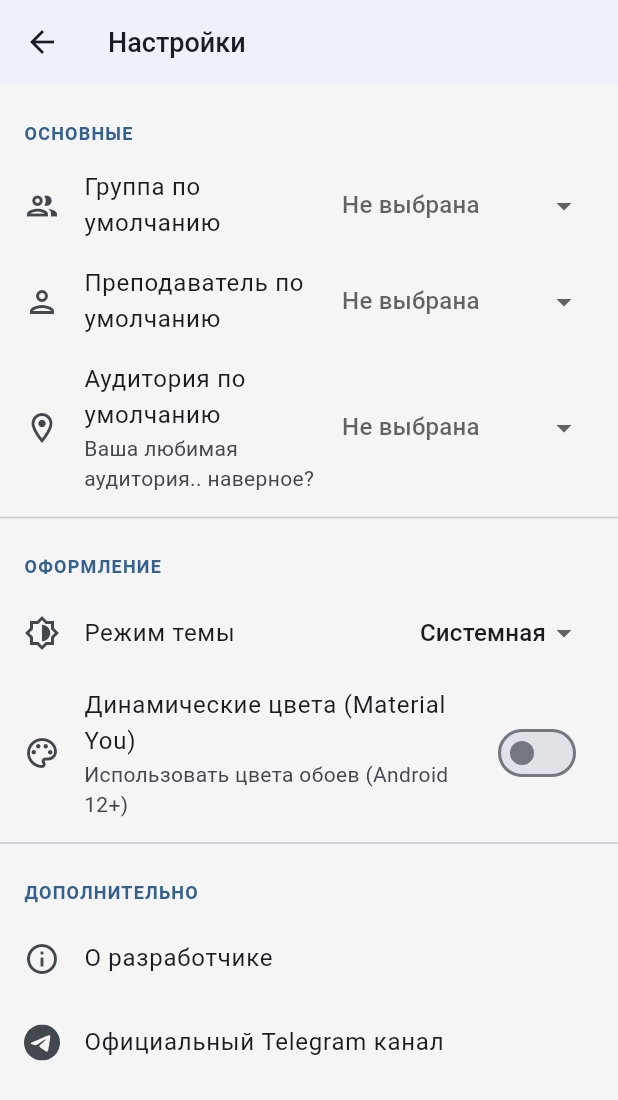
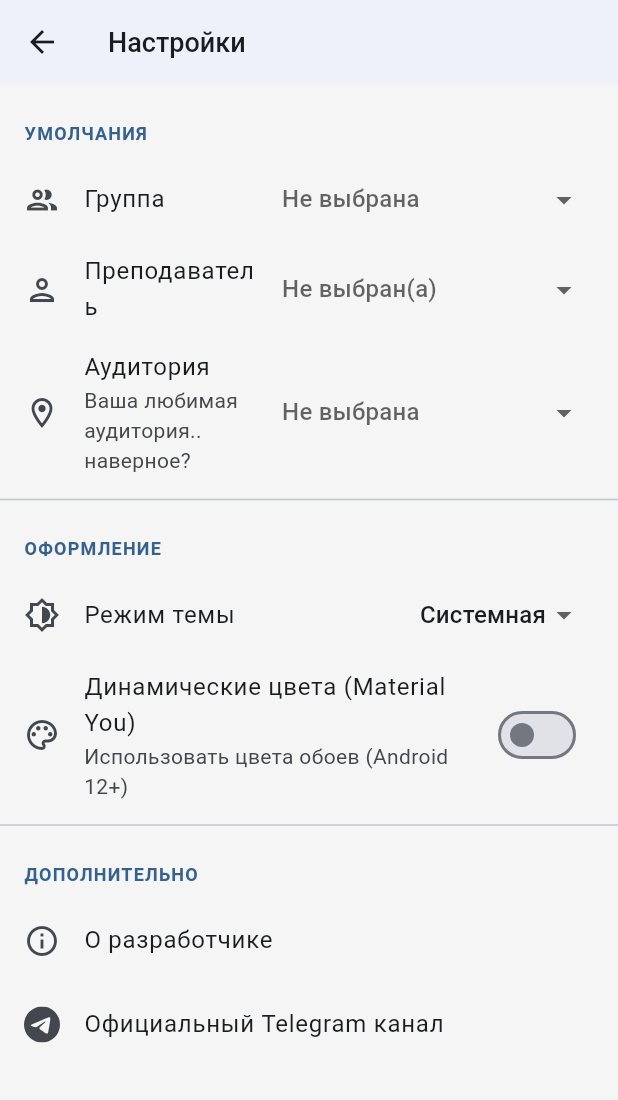
Before and after one commit to Ono-va-ne/my_asiec, a Flutter app: the SettingsScreen screen opened directly, on a phone screen of 412 x 824 dp. Shown: the top 1100 px of the screen. Run offline on Flutter 3.47's test engine with Material 3 defaults, Android fonts, the phone set to English and light mode, and no system bars; drawn by our look-alikes of dynamic_color; our stand-ins replace flutter_svg, logger, shared_preferences; accounts and stored records are empty; network calls fail.

Commit message:
All done, REAL 0.2.0 arrives

```diff
--- a/lib/pages/settings_screen.dart
+++ b/lib/pages/settings_screen.dart
@@ -73,13 +73,13 @@ class _SettingsScreenState extends State<SettingsScreen> {
         padding: EdgeInsets.symmetric(vertical: 8.0),
         children: [
           // --- Секция: Группа по умолчанию ---
-          _buildSectionHeader('Основные'),
+          _buildSectionHeader('Умолчания'),
           ListTile(
             leading: Icon(Icons.group_outlined),
-            title: Text('Группа по умолчанию'),
+            title: Text('Группа'),
             // subtitle: Text('Будет выбрана при запуске приложения'),
             trailing: SizedBox(
-              width: 160,
+              width: 200,
               child: DropdownButtonHideUnderline(
                 child: DropdownButton<String>(
                   // Используем ID группы как значение
@@ -106,16 +106,16 @@ class _SettingsScreenState extends State<SettingsScreen> {
           ),
           ListTile(
             leading: Icon(Icons.person_outlined),
-            title: Text('Преподаватель по умолчанию'),
+            title: Text('Преподаватель'),
             // subtitle: Text('Будет выбран при запуске приложения'),
             trailing: SizedBox(
-              width: 160,
+              width: 200,
               child: DropdownButtonHideUnderline(
                 child: DropdownButton<String>(
                   isExpanded: true,
                   // Используем ID группы как значение
                   value: _selectedTeacherId,
-                  hint: Text('Не выбрана'),
+                  hint: Text('Не выбран(а)'),
                   // Фильтруем список, чтобы не было ошибки, если сохраненный ID невалиден
                   items: availableTeachersData
                       .map((teacher) => DropdownMenuItem<String>(
@@ -137,10 +137,10 @@ class _SettingsScreenState extends State<SettingsScreen> {
           ),
           ListTile(
             leading: Icon(Icons.room_outlined),
-            title: Text('Аудитория по умолчанию'),
+            title: Text('Аудитория'),
             subtitle: Text('Ваша любимая аудитория.. наверное?'),
             trailing: SizedBox(
-              width: 160,
+              width: 200,
               child: DropdownButtonHideUnderline(
                 child: DropdownButton<String>(
                   isExpanded: true,
```
Also changed, not shown: lib/pages/schedule_screen.dart (+33 -16 lines).
